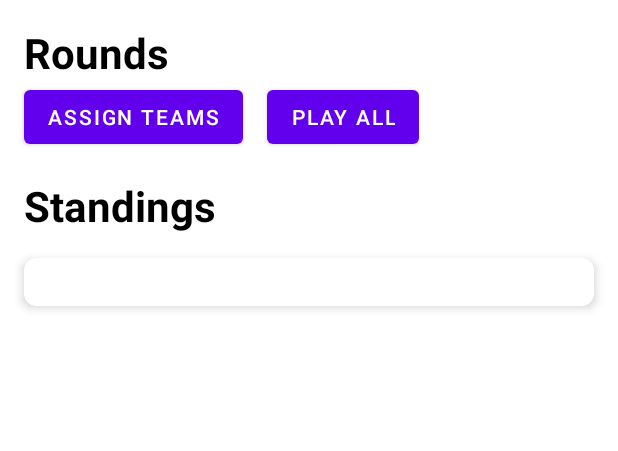
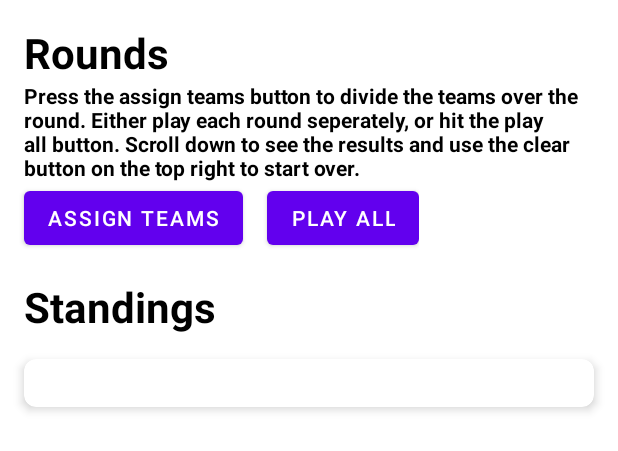
Before and after one commit to Raymond-dlc/Group-Phase-Simulator, an Android app: the layout fragment_simulator.xml on its own in the app's theme, with its tools: preview values and no code run, on a phone screen of 412 x 824 dp. Shown: the top 451 px of the screen. Run offline under Robolectric (Android 15) with nearby library versions, the phone set to English and light mode, and no system bars.

Commit message:
Score calculation tweak
Lowered Home team advantage
Update method of calculating team chances for scoring.
Add small description for simulator page

```diff
--- a/app/src/main/java/com/oceanscurse/groupstagesimulator/Constants.kt
+++ b/app/src/main/java/com/oceanscurse/groupstagesimulator/Constants.kt
@@ -7,7 +7,7 @@ object Constants {
     const val NUM_COMPETING_TEAMS = 4
     const val NUM_ROUNDS = 3
     const val NUM_MATCHES_PER_ROUND = 2
-    const val HOME_TEAM_ADVANTAGE_POINTS = 5
+    const val HOME_TEAM_ADVANTAGE_POINTS = 3
 
     val logosResourceIds = mutableListOf(
         R.drawable.logo_1,
--- a/app/src/main/java/com/oceanscurse/groupstagesimulator/ui/simulator/adapters/RoundsAdapter.kt
+++ b/app/src/main/java/com/oceanscurse/groupstagesimulator/ui/simulator/adapters/RoundsAdapter.kt
@@ -23,6 +23,9 @@ import com.oceanscurse.groupstagesimulator.utilities.toPixels
 
 /**
  * Created by Raymond de la Croix on 17-12-2023.
+ *
+ * An adapter for rendering a list of R.layout.vh_round. Shows an overview of the rounds
+ * and displays the teams with the scores. Has a button to play the round.
  */
 class RoundsAdapter(
     private val dataSet: List<Round>,
--- a/app/src/main/res/layout/fragment_simulator.xml
+++ b/app/src/main/res/layout/fragment_simulator.xml
@@ -62,6 +62,13 @@
                 android:text="@string/simulator_rounds_title"
                 android:textAppearance="@style/title" />
 
+            <TextView
+                android:layout_width="match_parent"
+                android:layout_height="wrap_content"
+                android:layout_marginHorizontal="16dp"
+                android:text="@string/simulator_instructions"
+                android:textAppearance="@style/caption" />
+
             <LinearLayout
                 android:layout_width="wrap_content"
                 android:layout_height="wrap_content">
```
Also changed, not shown: app/src/main/java/com/oceanscurse/groupstagesimulator/ui/simulator/SimulatorViewModel.kt (+16 -5 lines), app/src/main/res/values/strings.xml (+24 -23 lines).
